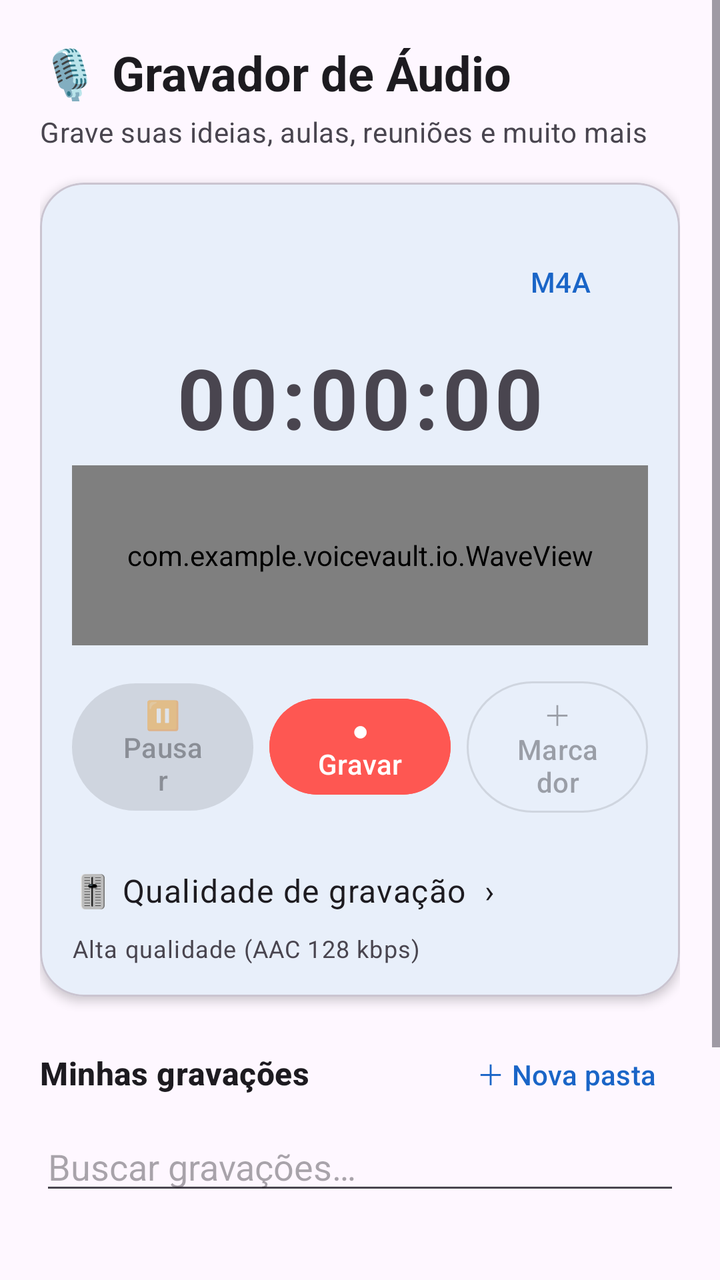
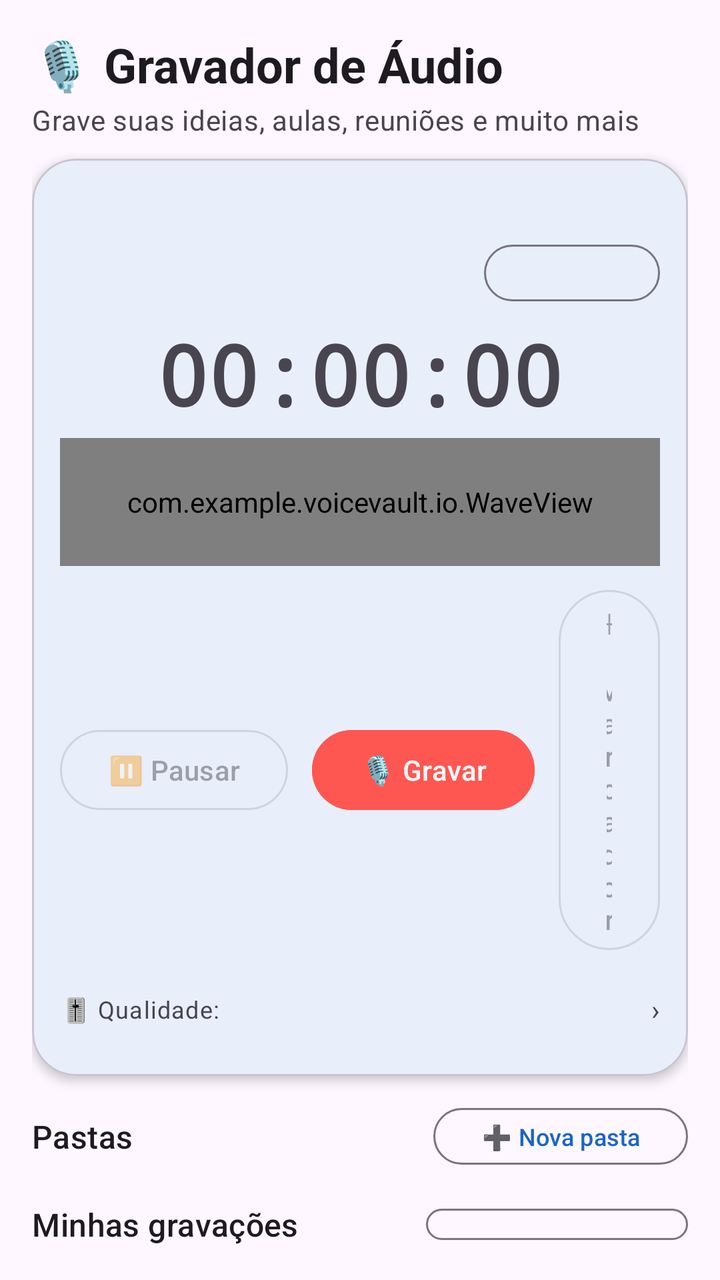

An Android layout rendered at two revisions. The XML below is the earlier revision; the diff shows what the commit changed to produce the second picture.
<!-- AndroidManifest.xml: application theme Theme.VoiceVault -->
<!-- res/layout/activity_main.xml -->
<?xml version="1.0" encoding="utf-8"?>
<ScrollView xmlns:android="http://schemas.android.com/apk/res/android"
    xmlns:app="http://schemas.android.com/apk/res-auto"
    android:layout_width="match_parent"
    android:layout_height="match_parent"
    android:fillViewport="true">

    <LinearLayout
        android:layout_width="match_parent"
        android:layout_height="wrap_content"
        android:orientation="vertical"
        android:padding="20dp">

        
        <TextView
            android:layout_width="wrap_content"
            android:layout_height="wrap_content"
            android:text="🎙 Gravador de Áudio"
            android:textAppearance="?textAppearanceHeadlineSmall"
            android:textStyle="bold" />

        <TextView
            android:layout_width="wrap_content"
            android:layout_height="wrap_content"
            android:layout_marginTop="4dp"
            android:text="Grave suas ideias, aulas, reuniões e muito mais"
            android:textAppearance="?textAppearanceBodyMedium"
            android:textColor="?android:textColorSecondary" />

        
        <com.google.android.material.card.MaterialCardView
            android:layout_width="match_parent"
            android:layout_height="wrap_content"
            android:layout_marginTop="16dp"
            app:cardCornerRadius="22dp"
            app:cardElevation="3dp">

            <LinearLayout
                android:layout_width="match_parent"
                android:layout_height="wrap_content"
                android:orientation="vertical"
                android:padding="16dp">

                
                <HorizontalScrollView
                    android:id="@+id/folderScroll"
                    android:layout_width="match_parent"
                    android:layout_height="wrap_content"
                    android:scrollbars="none">

                    <com.google.android.material.chip.ChipGroup
                        android:id="@+id/folderChips"
                        android:layout_width="wrap_content"
                        android:layout_height="wrap_content"
                        app:singleLine="true"
                        app:singleSelection="true"
                        app:selectionRequired="true" />
                </HorizontalScrollView>

                
                <LinearLayout
                    android:layout_width="match_parent"
                    android:layout_height="wrap_content"
                    android:orientation="horizontal"
                    android:gravity="center_vertical"
                    android:layout_marginTop="14dp">

                    <View
                        android:id="@+id/recDot"
                        android:layout_width="10dp"
                        android:layout_height="10dp"
                        android:background="@drawable/dot_rec"
                        android:visibility="invisible" />

                    <TextView
                        android:id="@+id/statusLabel"
                        android:layout_width="0dp"
                        android:layout_weight="1"
                        android:layout_height="wrap_content"
                        android:layout_marginStart="8dp"
                        android:textAppearance="?textAppearanceBodyMedium"
                        android:textColor="#FE5752" />

                    <Button
                        android:id="@+id/btnFormat"
                        style="@style/Widget.Material3.Button.TextButton"
                        android:layout_width="wrap_content"
                        android:layout_height="wrap_content"
                        android:minHeight="0dp"
                        android:text="M4A" />
                </LinearLayout>

                
                <TextView
                    android:id="@+id/timerLabel"
                    android:layout_width="match_parent"
                    android:layout_height="wrap_content"
                    android:layout_marginTop="10dp"
                    android:gravity="center"
                    android:text="00:00:00"
                    android:textSize="42sp"
                    android:textStyle="bold"
                    android:letterSpacing="0.05" />

                
                <com.example.voicevault.io.WaveView
                    android:id="@+id/wave"
                    android:layout_width="match_parent"
                    android:layout_height="90dp"
                    android:layout_marginTop="6dp" />

                
                <LinearLayout
                    android:layout_width="match_parent"
                    android:layout_height="wrap_content"
                    android:orientation="horizontal"
                    android:gravity="center"
                    android:layout_marginTop="14dp">

                    <Button
                        android:id="@+id/btnPauseResume"
                        style="@style/Widget.Material3.Button.TonalButton"
                        android:layout_width="0dp"
                        android:layout_weight="1"
                        android:layout_height="wrap_content"
                        android:text="⏸ Pausar"
                        android:enabled="false" />

                    <Button
                        android:id="@+id/btnRecord"
                        style="@style/Widget.Material3.Button"
                        android:layout_width="0dp"
                        android:layout_weight="1"
                        android:layout_height="wrap_content"
                        android:layout_marginHorizontal="8dp"
                        android:backgroundTint="#FE5752"
                        android:text="● Gravar" />

                    <Button
                        android:id="@+id/btnMarker"
                        style="@style/Widget.Material3.Button.OutlinedButton"
                        android:layout_width="0dp"
                        android:layout_weight="1"
                        android:layout_height="wrap_content"
                        android:text="＋ Marcador"
                        android:enabled="false" />
                </LinearLayout>

                
                <TextView
                    android:id="@+id/btnQuality"
                    android:layout_width="match_parent"
                    android:layout_height="wrap_content"
                    android:layout_marginTop="14dp"
                    android:paddingVertical="10dp"
                    android:background="?selectableItemBackground"
                    android:text="🎚 Qualidade de gravação  ›"
                    android:textAppearance="?textAppearanceBodyLarge" />

                <TextView
                    android:id="@+id/qualityValue"
                    android:layout_width="match_parent"
                    android:layout_height="wrap_content"
                    android:text="Alta qualidade (AAC 128 kbps)"
                    android:textAppearance="?textAppearanceBodySmall"
                    android:textColor="?android:textColorSecondary" />
            </LinearLayout>
        </com.google.android.material.card.MaterialCardView>

        
        <LinearLayout
            android:layout_width="match_parent"
            android:layout_height="wrap_content"
            android:orientation="horizontal"
            android:gravity="center_vertical"
            android:layout_marginTop="18dp">

            <TextView
                android:id="@+id/listTitle"
                android:layout_width="0dp"
                android:layout_weight="1"
                android:layout_height="wrap_content"
                android:text="Minhas gravações"
                android:textAppearance="?textAppearanceTitleMedium"
                android:textStyle="bold" />

            <Button
                android:id="@+id/btnAddFolder"
                style="@style/Widget.Material3.Button.TextButton"
                android:layout_width="wrap_content"
                android:layout_height="wrap_content"
                android:minHeight="0dp"
                android:text="＋ Nova pasta" />
        </LinearLayout>

        <EditText
            android:id="@+id/search"
            android:layout_width="match_parent"
            android:layout_height="wrap_content"
            android:hint="@string/hint_search"
            android:inputType="text"
            android:maxLines="1"
            android:autofillHints=""
            android:layout_marginTop="4dp" />

        <androidx.recyclerview.widget.RecyclerView
            android:id="@+id/list"
            android:layout_width="match_parent"
            android:layout_height="wrap_content"
            android:minHeight="160dp"
            android:nestedScrollingEnabled="false"
            android:clipToPadding="false"
            android:paddingBottom="24dp" />

        <TextView
            android:id="@+id/emptyHint"
            android:layout_width="match_parent"
            android:layout_height="wrap_content"
            android:gravity="center"
            android:paddingVertical="24dp"
            android:text="@string/empty_hint"
            android:textAppearance="?textAppearanceBodyLarge"
            android:textColor="?android:textColorSecondary"
            android:visibility="gone" />
    </LinearLayout>
</ScrollView>
<!-- resources referenced by this layout -->
<resources>
  <!-- drawable dot_rec (drawable) -->
  <?xml version="1.0" encoding="utf-8"?>
  <shape xmlns:android="http://schemas.android.com/apk/res/android" android:shape="oval">
      <solid android:color="#FE5752" />
      <size android:width="10dp" android:height="10dp" />
  </shape>
  <string name="empty_hint">Nenhuma gravação aqui ainda.\nToque em 🎙 Gravar!</string>
  <string name="hint_search">Buscar gravações…</string>
  <style name="Theme.VoiceVault" parent="Theme.Material3.DayNight.NoActionBar">
          <item name="colorPrimary">@color/md_theme_light_primary</item>
          <item name="colorOnPrimary">@color/md_theme_light_onPrimary</item>
          <item name="colorSurface">@color/md_theme_light_surface</item>
          <item name="colorOnSurface">@color/md_theme_light_onSurface</item>
          <item name="colorError">@color/md_theme_light_error</item>
      </style>
  <color name="md_theme_light_primary">#1A65C7</color>
  <color name="md_theme_light_onPrimary">#FFFFFF</color>
  <color name="md_theme_light_surface">#FBFCFF</color>
  <color name="md_theme_light_onSurface">#1A1B1F</color>
  <color name="md_theme_light_error">#BA1A1A</color>
</resources>

<!-- the commit's change to res/layout/activity_main.xml (unified diff, before → after) -->
@@ -1,226 +1,265 @@
 <?xml version="1.0" encoding="utf-8"?>
-<ScrollView xmlns:android="http://schemas.android.com/apk/res/android"
+<LinearLayout xmlns:android="http://schemas.android.com/apk/res/android"
     xmlns:app="http://schemas.android.com/apk/res-auto"
     android:layout_width="match_parent"
     android:layout_height="match_parent"
-    android:fillViewport="true">
-
-    <LinearLayout
-        android:layout_width="match_parent"
-        android:layout_height="wrap_content"
-        android:orientation="vertical"
-        android:padding="20dp">
-
-        
-        <TextView
-            android:layout_width="wrap_content"
-            android:layout_height="wrap_content"
-            android:text="🎙 Gravador de Áudio"
-            android:textAppearance="?textAppearanceHeadlineSmall"
-            android:textStyle="bold" />
-
-        <TextView
-            android:layout_width="wrap_content"
-            android:layout_height="wrap_content"
-            android:layout_marginTop="4dp"
-            android:text="Grave suas ideias, aulas, reuniões e muito mais"
-            android:textAppearance="?textAppearanceBodyMedium"
-            android:textColor="?android:textColorSecondary" />
-
-        
-        <com.google.android.material.card.MaterialCardView
+    android:orientation="vertical"
+    android:padding="16dp">
+
+    
+    <TextView
+        android:layout_width="wrap_content"
+        android:layout_height="wrap_content"
+        android:text="@string/header_title"
+        android:textAppearance="?textAppearanceHeadlineSmall"
+        android:textStyle="bold" />
+
+    <TextView
+        android:layout_width="wrap_content"
+        android:layout_height="wrap_content"
+        android:layout_marginTop="2dp"
+        android:text="@string/header_subtitle"
+        android:textAppearance="?textAppearanceBodyMedium"
+        android:textColor="?android:textColorSecondary" />
+
+    
+    <com.google.android.material.card.MaterialCardView
+        android:layout_width="match_parent"
+        android:layout_height="wrap_content"
+        android:layout_marginTop="10dp"
+        app:cardCornerRadius="22dp"
+        app:cardElevation="3dp">
+
+        <LinearLayout
             android:layout_width="match_parent"
             android:layout_height="wrap_content"
-            android:layout_marginTop="16dp"
-            app:cardCornerRadius="22dp"
-            app:cardElevation="3dp">
-
+            android:orientation="vertical"
+            android:padding="14dp">
+
+            
+            <TextView
+                android:id="@+id/recordInFolder"
+                android:layout_width="match_parent"
+                android:layout_height="wrap_content"
+                android:textAppearance="?textAppearanceLabelLarge"
+                android:textColor="?colorPrimary" />
+
+            
             <LinearLayout
                 android:layout_width="match_parent"
                 android:layout_height="wrap_content"
-                android:orientation="vertical"
-                android:padding="16dp">
-
-                
-                <HorizontalScrollView
-                    android:id="@+id/folderScroll"
-                    android:layout_width="match_parent"
-                    android:layout_height="wrap_content"
-                    android:scrollbars="none">
-
-                    <com.google.android.material.chip.ChipGroup
-                        android:id="@+id/folderChips"
-                        android:layout_width="wrap_content"
-                        android:layout_height="wrap_content"
-                        app:singleLine="true"
-                        app:singleSelection="true"
-                        app:selectionRequired="true" />
-                </HorizontalScrollView>
-
-                
-                <LinearLayout
-                    android:layout_width="match_parent"
-                    android:layout_height="wrap_content"
-                    android:orientation="horizontal"
-                    android:gravity="center_vertical"
-                    android:layout_marginTop="14dp">
-
-                    <View
-                        android:id="@+id/recDot"
-                        android:layout_width="10dp"
-                        android:layout_height="10dp"
-                        android:background="@drawable/dot_rec"
-                        android:visibility="invisible" />
-
-                    <TextView
-                        android:id="@+id/statusLabel"
-                        android:layout_width="0dp"
-                        android:layout_weight="1"
-                        android:layout_height="wrap_content"
-                        android:layout_marginStart="8dp"
-                        android:textAppearance="?textAppearanceBodyMedium"
-                        android:textColor="#FE5752" />
-
-                    <Button
-                        android:id="@+id/btnFormat"
-                        style="@style/Widget.Material3.Button.TextButton"
-                        android:layout_width="wrap_content"
-                        android:layout_height="wrap_content"
-                        android:minHeight="0dp"
-                        android:text="M4A" />
-                </LinearLayout>
-
-                
-                <TextView
-                    android:id="@+id/timerLabel"
-                    android:layout_width="match_parent"
-                    android:layout_height="wrap_content"
-                    android:layout_marginTop="10dp"
-                    android:gravity="center"
-                    android:text="00:00:00"
-                    android:textSize="42sp"
-                    android:textStyle="bold"
-                    android:letterSpacing="0.05" />
-
-                
-                <com.example.voicevault.io.WaveView
-                    android:id="@+id/wave"
-                    android:layout_width="match_parent"
-                    android:layout_height="90dp"
-                    android:layout_marginTop="6dp" />
-
-                
-                <LinearLayout
-                    android:layout_width="match_parent"
-                    android:layout_height="wrap_content"
-                    android:orientation="horizontal"
-                    android:gravity="center"
-                    android:layout_marginTop="14dp">
-
-                    <Button
-                        android:id="@+id/btnPauseResume"
-                        style="@style/Widget.Material3.Button.TonalButton"
-                        android:layout_width="0dp"
-                        android:layout_weight="1"
-                        android:layout_height="wrap_content"
-                        android:text="⏸ Pausar"
-                        android:enabled="false" />
-
-                    <Button
-                        android:id="@+id/btnRecord"
-                        style="@style/Widget.Material3.Button"
-                        android:layout_width="0dp"
-                        android:layout_weight="1"
-                        android:layout_height="wrap_content"
-                        android:layout_marginHorizontal="8dp"
-                        android:backgroundTint="#FE5752"
-                        android:text="● Gravar" />
-
-                    <Button
-                        android:id="@+id/btnMarker"
-                        style="@style/Widget.Material3.Button.OutlinedButton"
-                        android:layout_width="0dp"
-                        android:layout_weight="1"
-                        android:layout_height="wrap_content"
-                        android:text="＋ Marcador"
-                        android:enabled="false" />
-                </LinearLayout>
-
-                
-                <TextView
-                    android:id="@+id/btnQuality"
-                    android:layout_width="match_parent"
-                    android:layout_height="wrap_content"
-                    android:layout_marginTop="14dp"
-                    android:paddingVertical="10dp"
-                    android:background="?selectableItemBackground"
-                    android:text="🎚 Qualidade de gravação  ›"
-                    android:textAppearance="?textAppearanceBodyLarge" />
-
-                <TextView
-                    android:id="@+id/qualityValue"
-                    android:layout_width="match_parent"
-                    android:layout_height="wrap_content"
-                    android:text="Alta qualidade (AAC 128 kbps)"
+                android:orientation="horizontal"
+                android:gravity="center_vertical"
+                android:layout_marginTop="6dp">
+
+                <View
+                    android:id="@+id/recDot"
+                    android:layout_width="10dp"
+                    android:layout_height="10dp"
+                    android:background="@drawable/dot_rec"
+                    android:visibility="invisible" />
+
+                <TextView
+                    android:id="@+id/statusLabel"
+                    android:layout_width="0dp"
+                    android:layout_weight="1"
+                    android:layout_height="wrap_content"
+                    android:layout_marginStart="8dp"
+                    android:textAppearance="?textAppearanceBodyMedium"
+                    android:textColor="#FE5752" />
+
+                <Button
+                    android:id="@+id/btnFormat"
+                    style="?materialButtonOutlinedStyle"
+                    android:layout_width="wrap_content"
+                    android:layout_height="wrap_content"
+                    android:minHeight="0dp"
+                    android:paddingVertical="6dp"
+                    android:textSize="12sp"
+                    android:contentDescription="@string/desc_format" />
+            </LinearLayout>
+
+            
+            <TextView
+                android:id="@+id/timerLabel"
+                android:layout_width="match_parent"
+                android:layout_height="wrap_content"
+                android:gravity="center"
+                android:text="00:00:00"
+                android:textSize="42sp"
+                android:textStyle="bold"
+                android:fontFamily="monospace"
+                android:layout_marginTop="4dp"
+                android:contentDescription="@string/desc_timer" />
+
+            
+            <com.example.voicevault.io.WaveView
+                android:id="@+id/wave"
+                android:layout_width="match_parent"
+                android:layout_height="64dp"
+                android:layout_marginTop="4dp" />
+
+            
+            <LinearLayout
+                android:layout_width="match_parent"
+                android:layout_height="wrap_content"
+                android:orientation="horizontal"
+                android:gravity="center"
+                android:layout_marginTop="8dp">
+
+                <Button
+                    android:id="@+id/btnPauseResume"
+                    style="?materialButtonOutlinedStyle"
+                    android:layout_width="wrap_content"
+                    android:layout_height="wrap_content"
+                    android:enabled="false"
+                    android:text="⏸ Pausar"
+                    android:contentDescription="@string/desc_pause" />
+
+                <Button
+                    android:id="@+id/btnRecord"
+                    android:layout_width="wrap_content"
+                    android:layout_height="wrap_content"
+                    android:layout_marginHorizontal="12dp"
+                    android:backgroundTint="#FE5752"
+                    android:textColor="#FFFFFF"
+                    android:text="@string/btn_record"
+                    android:contentDescription="@string/desc_record" />
+
+                <Button
+                    android:id="@+id/btnMarker"
+                    style="?materialButtonOutlinedStyle"
+                    android:layout_width="wrap_content"
+                    android:layout_height="wrap_content"
+                    android:enabled="false"
+                    android:text="＋ Marcador"
+                    android:contentDescription="@string/desc_marker" />
+            </LinearLayout>
+
+            
+            <LinearLayout
+                android:id="@+id/btnQuality"
+                android:layout_width="match_parent"
+                android:layout_height="wrap_content"
+                android:orientation="horizontal"
+                android:gravity="center_vertical"
+                android:paddingVertical="10dp"
+                android:layout_marginTop="6dp"
+                android:background="?attr/selectableItemBackground"
+                android:focusable="true"
+                android:contentDescription="@string/desc_quality">
+
+                <TextView
+                    android:layout_width="wrap_content"
+                    android:layout_height="wrap_content"
+                    android:text="🎚 Qualidade:"
                     android:textAppearance="?textAppearanceBodySmall"
                     android:textColor="?android:textColorSecondary" />
+
+                <TextView
+                    android:id="@+id/qualityValue"
+                    android:layout_width="0dp"
+                    android:layout_weight="1"
+                    android:layout_height="wrap_content"
+                    android:layout_marginStart="6dp"
+                    android:textAppearance="?textAppearanceBodySmall"
+                    android:textColor="?android:textColorSecondary" />
+
+                <TextView
+                    android:layout_width="wrap_content"
+                    android:layout_height="wrap_content"
+                    android:text="›"
+                    android:textColor="?android:textColorSecondary" />
             </LinearLayout>
-        </com.google.android.material.card.MaterialCardView>
-
-        
-        <LinearLayout
-            android:layout_width="match_parent"
-            android:layout_height="wrap_content"
-            android:orientation="horizontal"
-            android:gravity="center_vertical"
-            android:layout_marginTop="18dp">
-
-            <TextView
-                android:id="@+id/listTitle"
-                android:layout_width="0dp"
-                android:layout_weight="1"
-                android:layout_height="wrap_content"
-                android:text="Minhas gravações"
-                android:textAppearance="?textAppearanceTitleMedium"
-                android:textStyle="bold" />
-
-            <Button
-                android:id="@+id/btnAddFolder"
-                style="@style/Widget.Material3.Button.TextButton"
-                android:layout_width="wrap_content"
-                android:layout_height="wrap_content"
-                android:minHeight="0dp"
-                android:text="＋ Nova pasta" />
         </LinearLayout>
-
-        <EditText
-            android:id="@+id/search"
-            android:layout_width="match_parent"
-            android:layout_height="wrap_content"
-            android:hint="@string/hint_search"
-            android:inputType="text"
-            android:maxLines="1"
-            android:autofillHints=""
-            android:layout_marginTop="4dp" />
-
-        <androidx.recyclerview.widget.RecyclerView
-            android:id="@+id/list"
-            android:layout_width="match_parent"
-            android:layout_height="wrap_content"
-            android:minHeight="160dp"
-            android:nestedScrollingEnabled="false"
-            android:clipToPadding="false"
-            android:paddingBottom="24dp" />
+    </com.google.android.material.card.MaterialCardView>
+
+    
+    <LinearLayout
+        android:layout_width="match_parent"
+        android:layout_height="wrap_content"
+        android:orientation="horizontal"
+        android:gravity="center_vertical"
+        android:layout_marginTop="12dp">
 
         <TextView
-            android:id="@+id/emptyHint"
-            android:layout_width="match_parent"
-            android:layout_height="wrap_content"
-            android:gravity="center"
-            android:paddingVertical="24dp"
-            android:text="@string/empty_hint"
-            android:textAppearance="?textAppearanceBodyLarge"
-            android:textColor="?android:textColorSecondary"
-            android:visibility="gone" />
+            android:layout_width="0dp"
+            android:layout_weight="1"
+            android:layout_height="wrap_content"
+            android:text="@string/title_folders"
+            android:textAppearance="?textAppearanceTitleMedium" />
+
+        <Button
+            android:id="@+id/btnAddFolder"
+            style="?materialButtonOutlinedStyle"
+            android:layout_width="wrap_content"
+            android:layout_height="wrap_content"
+            android:minHeight="0dp"
+            android:textSize="12sp"
+            android:text="@string/btn_new_folder"
+            android:contentDescription="@string/desc_new_folder" />
     </LinearLayout>
-</ScrollView>
+
+    <androidx.recyclerview.widget.RecyclerView
+        android:id="@+id/folderGrid"
+        android:layout_width="match_parent"
+        android:layout_height="wrap_content"
+        android:maxHeight="220dp"
+        android:nestedScrollingEnabled="false"
+        android:layout_marginTop="4dp" />
+
+    
+    <LinearLayout
+        android:layout_width="match_parent"
+        android:layout_height="wrap_content"
+        android:orientation="horizontal"
+        android:gravity="center_vertical"
+        android:layout_marginTop="10dp">
+
+        <TextView
+            android:layout_width="0dp"
+            android:layout_weight="1"
+            android:layout_height="wrap_content"
+            android:text="@string/title_recordings"
+            android:textAppearance="?textAppearanceTitleMedium" />
+
+        <Button
+            android:id="@+id/btnSort"
+            style="?materialButtonOutlinedStyle"
+            android:layout_width="wrap_content"
+            android:layout_height="wrap_content"
+            android:minHeight="0dp"
+            android:textSize="12sp"
+            android:text="Ordenar: data ↓"
+            android:contentDescription="@string/desc_sort" />
+    </LinearLayout>
+
+    <EditText
+        android:id="@+id/search"
+        android:layout_width="match_parent"
+        android:layout_height="wrap_content"
+        android:hint="@string/hint_search"
+        android:inputType="text"
+        android:maxLines="1"
+        android:autofillHints=""
+        android:layout_marginTop="4dp" />
+
+    <androidx.recyclerview.widget.RecyclerView
+        android:id="@+id/list"
+        android:layout_width="match_parent"
+        android:layout_height="0dp"
+        android:layout_weight="1"
+        android:clipToPadding="false"
+        android:paddingBottom="24dp" />
+
+    <TextView
+        android:id="@+id/emptyHint"
+        android:layout_width="match_parent"
+        android:layout_height="wrap_content"
+        android:gravity="center"
+        android:paddingVertical="24dp"
+        android:text="@string/empty_hint"
+        android:textAppearance="?textAppearanceBodyLarge"
+        android:textColor="?android:textColorSecondary"
+        android:visibility="gone" />
+</LinearLayout>
<!-- resource entries referenced after the edit -->
@@ -6,8 +6,22 @@
       <solid android:color="#FE5752" />
       <size android:width="10dp" android:height="10dp" />
   </shape>
+  <string name="btn_new_folder">➕ Nova pasta</string>
+  <string name="btn_record">🎙 Gravar</string>
+  <string name="desc_format">Escolher formato de gravação</string>
+  <string name="desc_marker">Adicionar marcador na gravação</string>
+  <string name="desc_new_folder">Criar nova pasta</string>
+  <string name="desc_pause">Pausar ou retomar a gravação</string>
+  <string name="desc_quality">Alterar qualidade de gravação</string>
+  <string name="desc_record">Iniciar ou parar a gravação</string>
+  <string name="desc_sort">Ordenar lista de gravações</string>
+  <string name="desc_timer">Tempo de gravação decorrido</string>
   <string name="empty_hint">Nenhuma gravação aqui ainda.\nToque em 🎙 Gravar!</string>
+  <string name="header_subtitle">Grave suas ideias, aulas, reuniões e muito mais</string>
+  <string name="header_title">🎙 Gravador de Áudio</string>
   <string name="hint_search">Buscar gravações…</string>
+  <string name="title_folders">Pastas</string>
+  <string name="title_recordings">Minhas gravações</string>
   <style name="Theme.VoiceVault" parent="Theme.Material3.DayNight.NoActionBar">
           <item name="colorPrimary">@color/md_theme_light_primary</item>
           <item name="colorOnPrimary">@color/md_theme_light_onPrimary</item>
